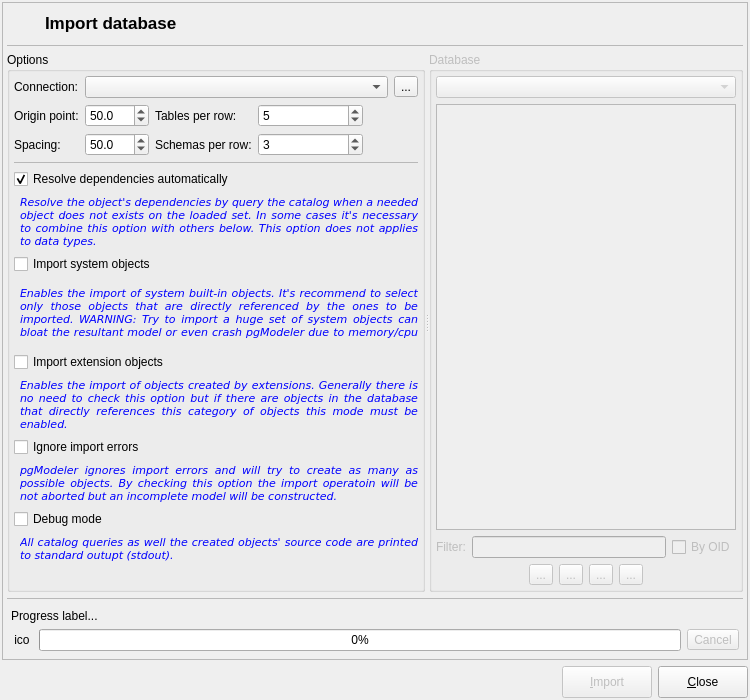
Qt form libpgmodeler_ui/ui/databaseimportform.ui (pgmodeler/pgmodeler) before a commit.
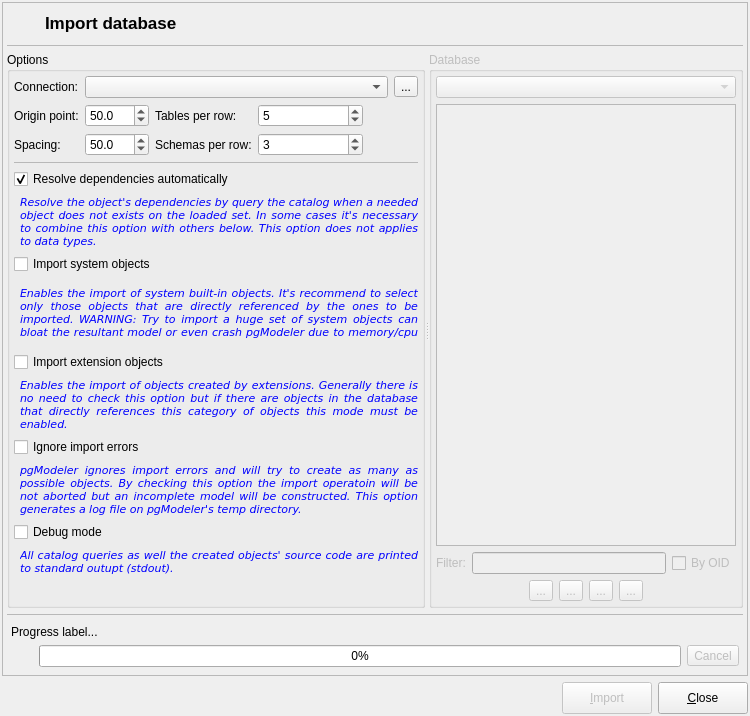
The same form after that commit. Icons and pictures are not drawn.

Commit message:
Fixes on DatabaseImportHelper to correctly handle extension created types.
Minor fix on PgSQLType::parseString()

The import errors now are written on a log file when 'ignore import
errors' is checked.

```diff
--- a/libpgmodeler_ui/ui/databaseimportform.ui
+++ b/libpgmodeler_ui/ui/databaseimportform.ui
@@ -10,7 +10,7 @@
     <x>0</x>
     <y>0</y>
     <width>750</width>
-    <height>700</height>
+    <height>716</height>
    </rect>
   </property>
   <property name="sizePolicy">
@@ -482,7 +482,7 @@
                   </font>
                  </property>
                  <property name="text">
-                  <string>pgModeler ignores import errors and will try to create as many as possible objects. By checking this option the import operatoin will be not aborted but an incomplete model will be constructed.</string>
+                  <string>pgModeler ignores import errors and will try to create as many as possible objects. By checking this option the import operatoin will be not aborted but an incomplete model will be constructed. This option generates a log file on pgModeler's temp directory.</string>
                  </property>
                  <property name="textFormat">
                   <enum>Qt::PlainText</enum>
@@ -1329,7 +1329,7 @@
            </size>
           </property>
           <property name="text">
-           <string>ico</string>
+           <string/>
           </property>
           <property name="scaledContents">
            <bool>true</bool>
```
The commit also changes 17 other files.
